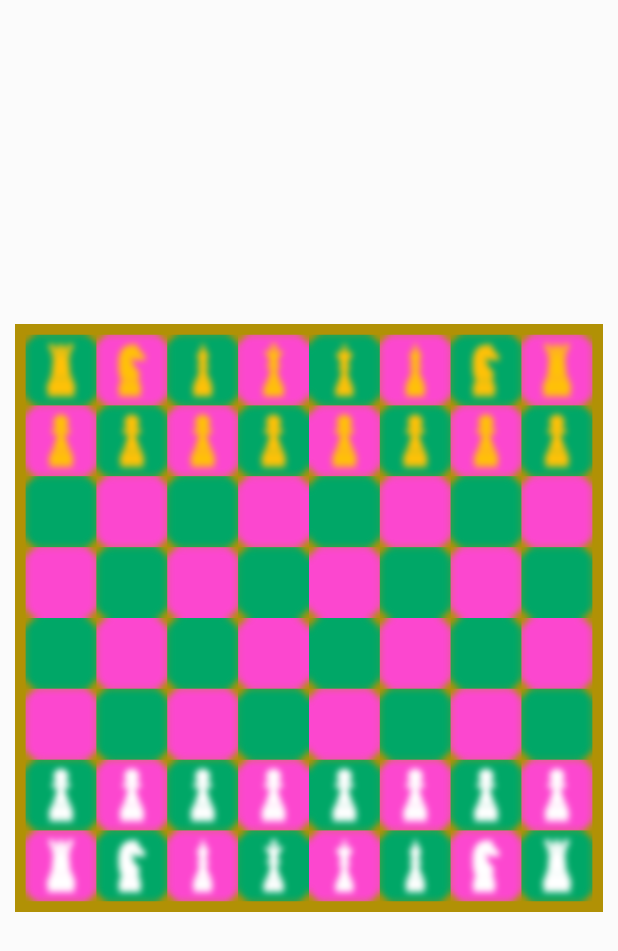
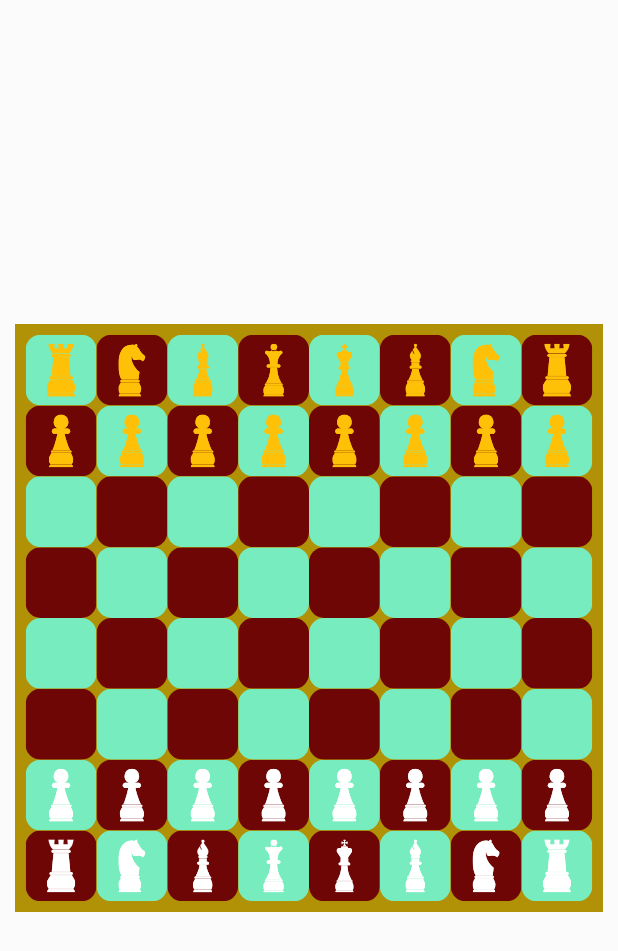
Before and after one commit to samad-nkarimi/chess_game_flutter, a Flutter app: the screen it shows after launch, on a phone screen of 412 x 824 dp. Shown: the top 951 px of the screen. Run offline on Flutter 3.47's test engine with Material 2 defaults, Android fonts, the phone set to English and light mode, and no system bars; our stand-ins replace equatable, flutter_bloc, flutter_svg, scroll_snap_list.

Commit message:
ui changes

```diff
--- a/lib/feature/home/screen/home_screen.dart
+++ b/lib/feature/home/screen/home_screen.dart
@@ -27,16 +27,16 @@ class _HomeScreenState extends State<HomeScreen> {
     // even columns
     if (columnIndex % 2 == 0) {
       if (rowIndex % 2 == 0) {
-        return const Color.fromARGB(255, 0, 167, 103);
+        return Color.fromARGB(255, 118, 236, 191);
       }
     }
     //odd columns
     else {
       if (rowIndex % 2 != 0) {
-        return const Color.fromARGB(255, 0, 167, 103);
+        return const Color.fromARGB(255, 118, 236, 191);
       }
     }
-    return const Color.fromARGB(255, 252, 71, 207);
+    return Color.fromARGB(255, 110, 6, 6);
   }
 
   // Color getBoxColor(ChessState state, int col, int row) {
@@ -375,8 +375,8 @@ class _HomeScreenState extends State<HomeScreen> {
                                               clipBehavior: Clip.antiAlias,
                                               child: ImageFiltered(
                                                 imageFilter: ImageFilter.blur(
-                                                  sigmaX: 2,
-                                                  sigmaY: 2,
+                                                  sigmaX: 0.2,
+                                                  sigmaY: 0.2,
                                                   tileMode: TileMode.mirror,
                                                 ),
                                                 child: ClipRRect(
```
